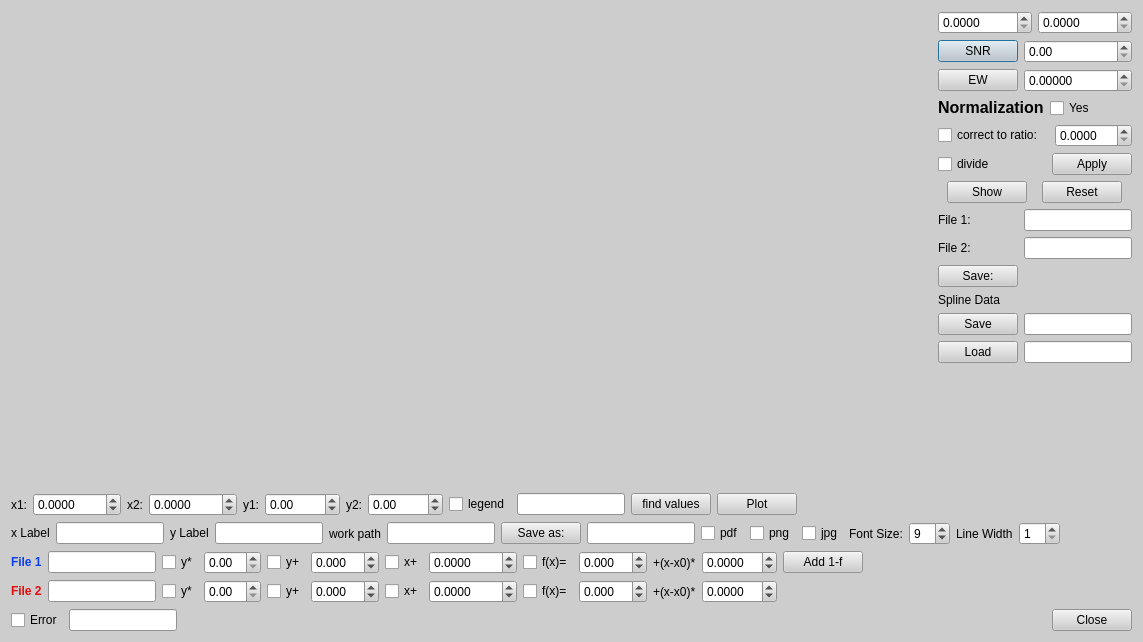
The window that spectangular/plotspec.ui (DPSablowski/Spectangular) describes before a commit, drawn with Qt 5.
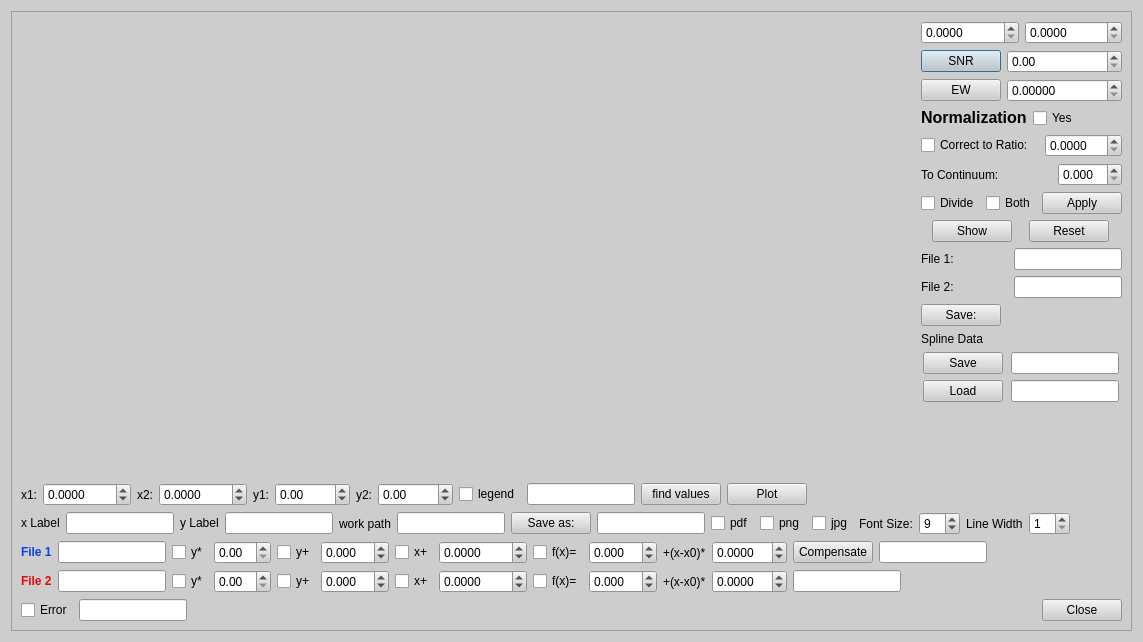
The same window after the commit. Custom widgets are drawn as their Qt base class.

```diff
--- a/spectangular/plotspec.ui
+++ b/spectangular/plotspec.ui
@@ -441,6 +441,21 @@
   </property>
   <layout class="QGridLayout" name="gridLayout">
    <item row="0" column="0">
+    <widget class="QScrollArea" name="scrollArea">
+     <property name="widgetResizable">
+      <bool>true</bool>
+     </property>
+     <widget class="QWidget" name="scrollAreaWidgetContents">
+      <property name="geometry">
+       <rect>
+        <x>0</x>
+        <y>0</y>
+        <width>1123</width>
+        <height>622</height>
+       </rect>
+      </property>
+      <layout class="QGridLayout" name="gridLayout_2">
+       <item row="0" column="0">
     <layout class="QHBoxLayout" name="horizontalLayout_9">
      <item>
       <widget class="QCustomPlot" name="customPlot" native="true">
@@ -582,7 +597,7 @@
             </sizepolicy>
            </property>
            <property name="text">
-            <string>correct to ratio:</string>
+                <string>Correct to Ratio:</string>
            </property>
           </widget>
          </item>
@@ -604,6 +619,33 @@
          </item>
         </layout>
        </item>
+           <item>
+            <layout class="QHBoxLayout" name="horizontalLayout_18">
+             <item>
+              <widget class="QLabel" name="label_14">
+               <property name="text">
+                <string>To Continuum:</string>
+               </property>
+              </widget>
+             </item>
+             <item>
+              <widget class="QDoubleSpinBox" name="doubleSpinBox_20">
+               <property name="sizePolicy">
+                <sizepolicy hsizetype="Maximum" vsizetype="Fixed">
+                 <horstretch>0</horstretch>
+                 <verstretch>0</verstretch>
+                </sizepolicy>
+               </property>
+               <property name="decimals">
+                <number>3</number>
+               </property>
+               <property name="singleStep">
+                <double>0.100000000000000</double>
+               </property>
+              </widget>
+             </item>
+            </layout>
+           </item>
        <item>
         <layout class="QHBoxLayout" name="horizontalLayout_5">
          <item>
@@ -615,7 +657,14 @@
             </sizepolicy>
            </property>
            <property name="text">
-            <string>divide</string>
+                <string>Divide</string>
+               </property>
+              </widget>
+             </item>
+             <item>
+              <widget class="QCheckBox" name="checkBox_17">
+               <property name="text">
+                <string>Both</string>
            </property>
           </widget>
          </item>
@@ -1234,7 +1283,17 @@
        <item>
         <widget class="QPushButton" name="pushButton_5">
          <property name="text">
-          <string>Add 1-f</string>
+              <string>Compensate</string>
+             </property>
+            </widget>
+           </item>
+           <item>
+            <widget class="QLineEdit" name="lineEdit_13">
+             <property name="sizePolicy">
+              <sizepolicy hsizetype="Maximum" vsizetype="Fixed">
+               <horstretch>0</horstretch>
+               <verstretch>0</verstretch>
+              </sizepolicy>
          </property>
         </widget>
        </item>
@@ -1381,6 +1440,16 @@
          </property>
         </widget>
        </item>
+           <item>
+            <widget class="QLineEdit" name="lineEdit_14">
+             <property name="sizePolicy">
+              <sizepolicy hsizetype="Maximum" vsizetype="Fixed">
+               <horstretch>0</horstretch>
+               <verstretch>0</verstretch>
+              </sizepolicy>
+             </property>
+            </widget>
+           </item>
        <item>
         <spacer name="horizontalSpacer_4">
          <property name="orientation">
@@ -1444,6 +1513,10 @@
       </layout>
      </item>
     </layout>
+       </item>
+      </layout>
+     </widget>
+    </widget>
    </item>
   </layout>
  </widget>
```
Lines whose indentation alone changed are shown as unchanged.
